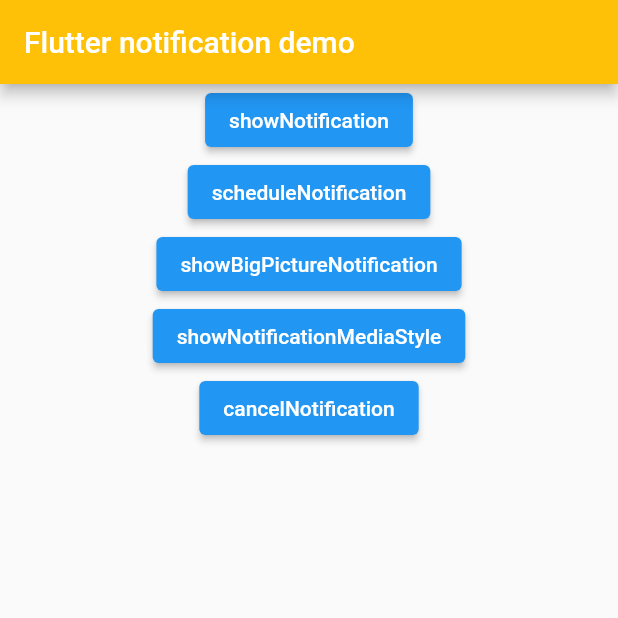
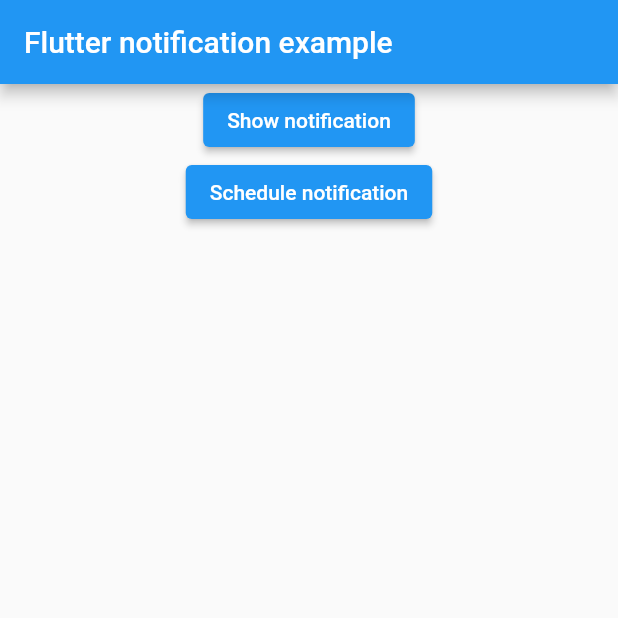
Before and after one commit to Code-bases/local_notifications, a Flutter app: the screen it shows after launch, on a phone screen of 412 x 824 dp, the top half of it. Run offline on Flutter 3.47's test engine with Material 2 defaults, Android fonts, the phone set to English and light mode, and no system bars; our stand-ins replace flutter_local_notifications.

Commit message:
Refactoring + comments

```diff
--- a/lib/main.dart
+++ b/lib/main.dart
@@ -1,196 +1,55 @@
+// ? Source : https://www.freecodecamp.org/news/local-notifications-in-flutter/
+
 import 'dart:async';
+
 import 'package:flutter/material.dart';
-import 'package:flutter_local_notifications/flutter_local_notifications.dart';
 
-void main() => runApp(MaterialApp(
-  theme: ThemeData(
-    appBarTheme: const AppBarTheme(
-      color: Colors.amber,
-    ),),
-  home: const MyApp(),
-  debugShowCheckedModeBanner: false,
-));
+import 'notification_service.dart';
 
-class MyApp extends StatefulWidget {
-  const MyApp({Key? key}) : super(key: key);
-
-  @override
-  MyAppState createState() => MyAppState();
+Future<void> main() async {
+  WidgetsFlutterBinding.ensureInitialized();
+  final NotificationService notificationService = NotificationService();
+  await notificationService.init();
+  // ! Trouver un autre moyen d'utiliser notification service partout dans l'application
+  // Plutôt que par un passage en paramètre mais plutôt avec provider
+  runApp(MyApp(notificationService: notificationService));
 }
 
-class MyAppState extends State<MyApp> {
-  FlutterLocalNotificationsPlugin flutterLocalNotificationsPlugin =
-  FlutterLocalNotificationsPlugin();
+class MyApp extends StatelessWidget {
+  const MyApp({Key? key, required this.notificationService}) : super(key: key);
 
-  @override
-  void initState() {
-    super.initState();
-    var initializationSettingsAndroid =
-    const AndroidInitializationSettings('ic_stat_access_alarm');
-    var initializationSettingsIOs = const IOSInitializationSettings();
-    var initSettings = InitializationSettings(
-        android: initializationSettingsAndroid, iOS: initializationSettingsIOs);
-
-    flutterLocalNotificationsPlugin.initialize(initSettings,
-        onSelectNotification: onSelectNotification);
-  }
-
-  Future onSelectNotification(String? payload) {
-    Navigator.of(context).push(MaterialPageRoute(builder: (_) {
-      return NewScreen(
-        payload: payload!,
-      );
-    }));
-    return Future(() => null);
-  }
+  final NotificationService notificationService;
 
   @override
   Widget build(BuildContext context) {
-    return Scaffold(
-      appBar: AppBar(
-        backgroundColor: Colors.amber,
-        title: const Text('Flutter notification demo'),
-      ),
-      body: Center(
-        child: Column(
-          children: <Widget>[
-            ButtonTheme(
-              minWidth: 250.0,
-              child: ElevatedButton(
-                onPressed: showNotification,
-                child: const Text(
-                  'showNotification',
-                ),
+    return MaterialApp(
+      color: Colors.blue,
+      title: 'Flutter notification example',
+      home: Scaffold(
+        appBar: AppBar(
+          title: const Text('Flutter notification example'),
+        ),
+        body: SizedBox(
+          width: double.infinity,
+          child: Column(
+            crossAxisAlignment: CrossAxisAlignment.center,
+            children: [
+              ElevatedButton(
+                child: const Text('Show notification'),
+                onPressed: () {
+                  notificationService.showNotification();
+                },
               ),
-            ),
-            ButtonTheme(
-              minWidth: 250.0,
-              child: ElevatedButton(
-                onPressed: scheduleNotification,
-                child: const Text(
-                  'scheduleNotification',
-                ),
+              ElevatedButton(
+                child: const Text('Schedule notification'),
+                onPressed: () {
+                  notificationService.scheduleNotification();
+                },
               ),
-            ),
-            ButtonTheme(
-              minWidth: 250.0,
-              child: ElevatedButton(
-                onPressed: showBigPictureNotification,
-                child: const Text(
-                  'showBigPictureNotification',
-                ),
-              ),
-            ),
-            ButtonTheme(
-              minWidth: 250.0,
-              child: ElevatedButton(
-                onPressed: showNotificationMediaStyle,
-                child: const Text(
-                  'showNotificationMediaStyle',
-                ),
-              ),
-            ),
-            ButtonTheme(
-              minWidth: 250.0,
-              child: ElevatedButton(
-                onPressed: cancelNotification,
-                child: const Text(
-                  'cancelNotification',
-                ),
-              ),
-            ),
-          ],
+            ],
+          ),
         ),
       ),
     );
   }
-
-  showNotification() async {
-    var android = const AndroidNotificationDetails(
-        'id', 'channel ', channelDescription: 'description',
-        priority: Priority.high, importance: Importance.max);
-    var iOS = const IOSNotificationDetails();
-    var platform = NotificationDetails(android: android, iOS: iOS);
-    await flutterLocalNotificationsPlugin.show(
-        0, 'Flutter devs', 'Flutter Local Notification Demo', platform,
-        payload: 'Welcome to the Local Notification demo ');
-  }
-
-  Future<void> scheduleNotification() async {
-    var scheduledNotificationDateTime =
-    DateTime.now().add(const Duration(seconds: 4));
-    var androidPlatformChannelSpecifics = const AndroidNotificationDetails(
-      'channel id',
-      'channel name',
-      channelDescription: 'channel description',
-      icon: 'ic_stat_access_alarm',
-      largeIcon: DrawableResourceAndroidBitmap('ic_stat_access_alarm'),
-    );
-    var iOSPlatformChannelSpecifics = const IOSNotificationDetails();
-    var platformChannelSpecifics = NotificationDetails(
-        android: androidPlatformChannelSpecifics, iOS: iOSPlatformChannelSpecifics);
-    await flutterLocalNotificationsPlugin.schedule(
-        0,
-        'scheduled title',
-        'scheduled body',
-        scheduledNotificationDateTime,
-        platformChannelSpecifics);
-  }
-
-  Future<void> showBigPictureNotification() async {
-    var bigPictureStyleInformation = const BigPictureStyleInformation(
-        DrawableResourceAndroidBitmap("ic_stat_access_alarm"),
-        largeIcon: DrawableResourceAndroidBitmap("ic_stat_access_alarm"),
-        contentTitle: 'flutter devs',
-        htmlFormatContentTitle: true,
-        summaryText: 'summaryText',
-        htmlFormatSummaryText: true);
-    var androidPlatformChannelSpecifics = AndroidNotificationDetails(
-        'big text channel id',
-        'big text channel name',
-        channelDescription: 'big text channel description',
-        styleInformation: bigPictureStyleInformation);
-    var platformChannelSpecifics =
-    NotificationDetails(android: androidPlatformChannelSpecifics);
-    await flutterLocalNotificationsPlugin.show(
-        0, 'big text title', 'silent body', platformChannelSpecifics,
-        payload: "big image notifications");
-  }
-
-  Future<void> showNotificationMediaStyle() async {
-    var androidPlatformChannelSpecifics = const AndroidNotificationDetails(
-      'media channel id',
-      'media channel name',
-      channelDescription: 'media channel description',
-      color: Colors.blue,
-      enableLights: true,
-      largeIcon: DrawableResourceAndroidBitmap("ic_stat_access_alarm"),
-      styleInformation: MediaStyleInformation(),
-    );
-    var platformChannelSpecifics =
-    NotificationDetails(android: androidPlatformChannelSpecifics);
-    await flutterLocalNotificationsPlugin.show(
-        0, 'notification title', 'notification body', platformChannelSpecifics,payload: "show Notification Media Style");
-  }
-
-  Future<void> cancelNotification() async {
-    await flutterLocalNotificationsPlugin.cancel(0);
-  }
 }
-
-class NewScreen extends StatelessWidget {
-  final String payload;
-
-  const NewScreen({Key? key,
-    required this.payload
-  }) : super(key: key);
-
-  @override
-  Widget build(BuildContext context) {
-    return Scaffold(
-      appBar: AppBar(
-        title: Text(payload),
-      ),
-    );
-  }
-}
--- /dev/null
+++ b/lib/notification_service.dart
@@ -0,0 +1,79 @@
+import 'package:flutter_local_notifications/flutter_local_notifications.dart';
+
+class NotificationService {
+  final FlutterLocalNotificationsPlugin flutterLocalNotificationsPlugin =
+      FlutterLocalNotificationsPlugin();
+
+  static final NotificationService _notificationService =
+      NotificationService._internal();
+
+  factory NotificationService() {
+    return _notificationService;
+  }
+  // ? Instance spécifique de notification pour Android et iOS
+  static const AndroidNotificationDetails androidPlatformChannelSpecifics =
+      AndroidNotificationDetails('channel id', 'channel name',
+          icon: 'ic_stat_access_alarm',
+          largeIcon: DrawableResourceAndroidBitmap('ic_stat_access_alarm'),
+          importance: Importance.high,
+          priority: Priority.max);
+  static const IOSNotificationDetails iOSPlatformChannelSpecifics =
+      IOSNotificationDetails();
+
+  // ? Variable qui adapte les paramètres de notification en fonction de la plateforme utilisée
+  static const NotificationDetails platformChannelSpecifics =
+      NotificationDetails(
+    android: androidPlatformChannelSpecifics,
+    iOS: iOSPlatformChannelSpecifics,
+  );
+
+  NotificationService._internal();
+
+  // ? Fonction à appeler au début du programme
+  Future<void> init() async {
+    // ? Paramètres d'initialisation (paramètres par défaut)
+    // ? Icone par défaut pour Android
+    const AndroidInitializationSettings initializationSettingsAndroid =
+        AndroidInitializationSettings('ic_stat_access_alarm');
+    const IOSInitializationSettings initializationSettingsIOS =
+        IOSInitializationSettings();
+
+    // ? Variable qui applique les paramètres par défaut en fonction de la
+    // ? Plateforme utilisée
+    const InitializationSettings initializationSettings =
+        InitializationSettings(
+            android: initializationSettingsAndroid,
+            iOS: initializationSettingsIOS,
+            macOS: null);
+
+    // ? Initialisation
+    await flutterLocalNotificationsPlugin.initialize(initializationSettings,
+        onSelectNotification: selectNotification);
+  }
+
+  Future selectNotification(String? payload) async {
+    // ? Logique appelée lorsuqe l'on appuie sur la notification
+  }
+
+  // ? Envoyer une notification normale
+  Future<void> showNotification() async {
+    await flutterLocalNotificationsPlugin.show(
+      12345,
+      "A Notification From My Application",
+      "This notification was sent using Flutter Local Notifcations Package",
+      platformChannelSpecifics,
+    );
+  }
+
+  // ? Envoyer une notification programmée
+  Future<void> scheduleNotification() async {
+    var scheduledNotificationDateTime =
+        DateTime.now().add(const Duration(seconds: 4));
+    await flutterLocalNotificationsPlugin.schedule(
+        0,
+        'scheduled title',
+        'scheduled body',
+        scheduledNotificationDateTime,
+        platformChannelSpecifics);
+  }
+}
```
